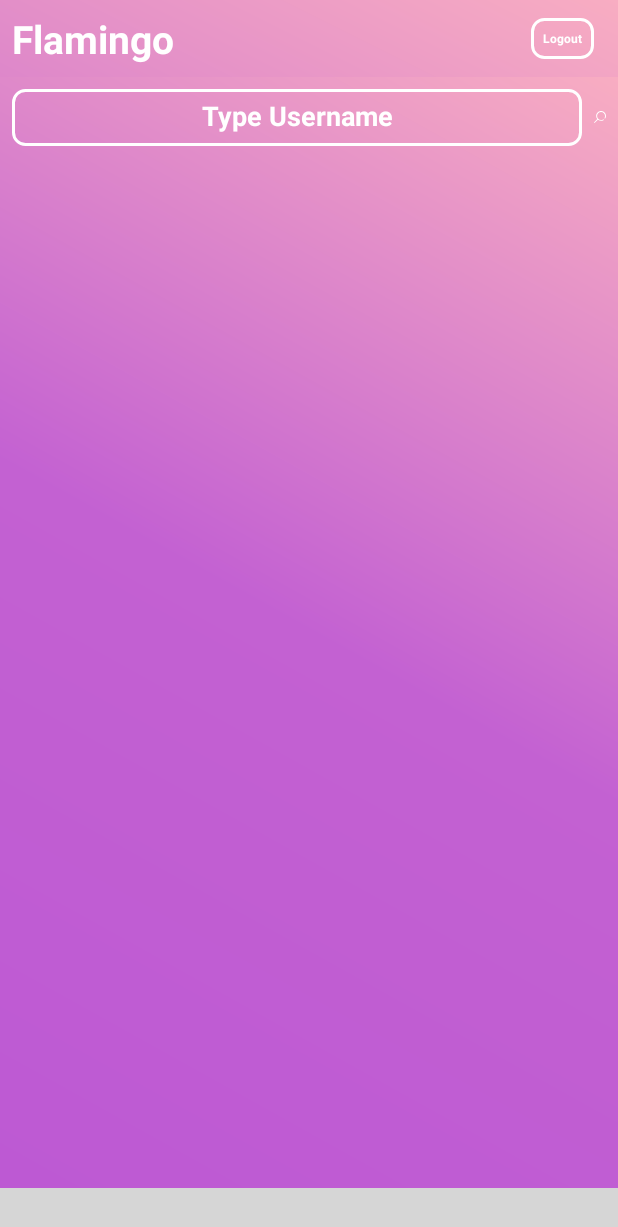
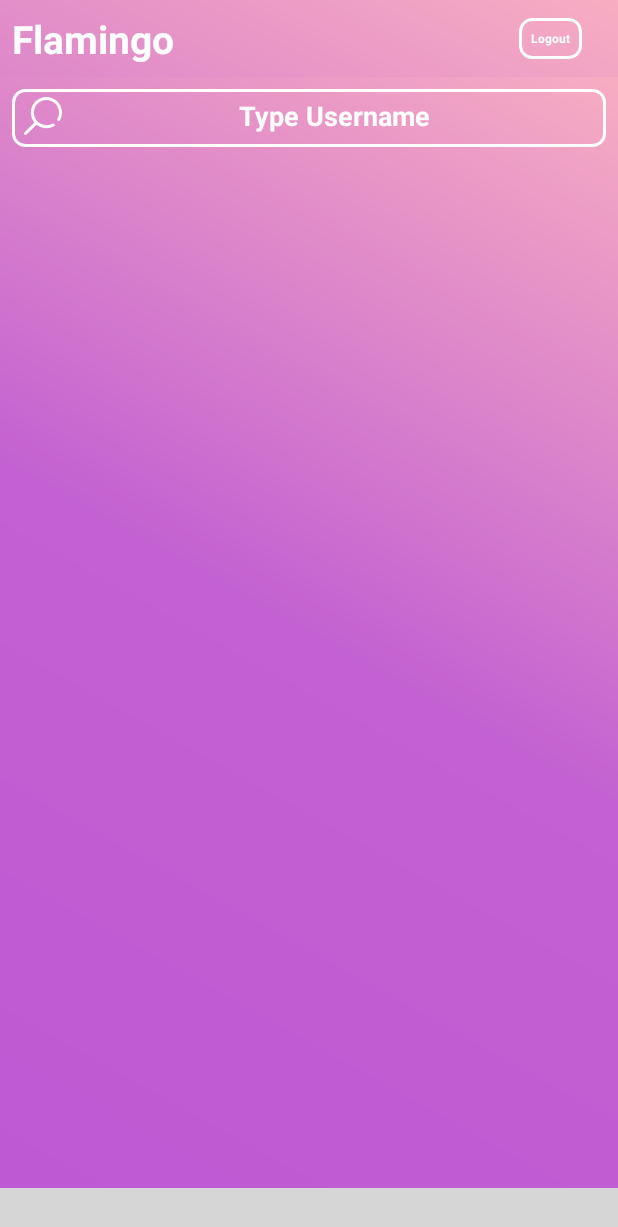
Before and after one commit to prashantrohilla/AppointmentApp, an Android app: the fragment SearchFragment placed in its activity, on a phone screen of 412 x 824 dp. Shown: the top 1227 px of the screen. Run offline under Robolectric (Android 15) with nearby library versions, the phone set to English and light mode, and no system bars; our stand-ins replace CircleImageView, Firebase (no records; nobody signed in at launch, a user with empty details on screens opened directly), Picasso; libraries missing offline, so code that uses them is left out: com.etebarian.meowbottomnavigation; plain views replace MeowBottomNavigation; Roboto replaces fonts that are not available here; 8 statements that could not run were skipped; grey boxes are pictures that could not be loaded.

Commit message:
phase 2  search fragment error solved

```diff
--- a/app/src/main/java/com/chatapp/example/flamingoapp/adapters/FollowAdapter.java
+++ b/app/src/main/java/com/chatapp/example/flamingoapp/adapters/FollowAdapter.java
@@ -37,7 +37,7 @@ import de.hdodenhof.circleimageview.CircleImageView;
 public class FollowAdapter extends RecyclerView.Adapter<FollowAdapter.ViewHolder>{
 
     Context mContext;
-    ArrayList<Users> mUsers;
+    static ArrayList<Users> mUsers;
     FirebaseUser firebaseUser;
 
 
--- a/app/src/main/java/com/chatapp/example/flamingoapp/fragments/SearchFragment.java
+++ b/app/src/main/java/com/chatapp/example/flamingoapp/fragments/SearchFragment.java
@@ -3,6 +3,7 @@ package com.chatapp.example.flamingoapp.fragments;
 import android.os.Bundle;
 
 import androidx.annotation.NonNull;
+import androidx.appcompat.widget.SearchView;
 import androidx.fragment.app.Fragment;
 import androidx.recyclerview.widget.LinearLayoutManager;
 import androidx.recyclerview.widget.RecyclerView;
@@ -35,12 +36,13 @@ import java.util.ArrayList;
 import java.util.List;
 
 
-public class SearchFragment extends Fragment {
+public class SearchFragment extends Fragment{
 
-    private FollowAdapter followAdapter;
+    static FollowAdapter followAdapter;
     ArrayList<Users> mUsers =new ArrayList<>();
     FragmentSearchBinding binding;
     FirebaseDatabase database;
+    ArrayList<Users> mUser=new ArrayList<>();
 
 
     public SearchFragment() {
@@ -52,26 +54,75 @@ public class SearchFragment extends Fragment {
                              Bundle savedInstanceState) {
         // Inflate the layout for this fragment
         binding=  FragmentSearchBinding.inflate(inflater, container, false);
-        database = FirebaseDatabase.getInstance();                                               // not giving this have given error at 2 hour
-        FollowAdapter adapter=new FollowAdapter(getContext(), mUsers);                         // setting adapter
+        database = FirebaseDatabase.getInstance();// not giving this have given error at 2 hour
+
+        Search(null);
+
+        binding.searchUser.addTextChangedListener(new TextWatcher() {   // to show typing status
+            @Override
+            public void beforeTextChanged(CharSequence charSequence, int i, int i1, int i2) {
+
+            }
+
+            @Override
+            public void onTextChanged(CharSequence charSequence, int i, int i1, int i2) {
+                  Search(charSequence.toString().toLowerCase());
+            }
+
+            @Override
+            public void afterTextChanged(Editable editable) {
+
+            }
+
+        });
+        return binding.getRoot();
+    }
+
+    public void Search(String newText) {
+        if (newText != null)
+        {
+            mUser.clear();
+            for (Users user : mUsers)
+            {
+                if (user.getUserName().contains(newText))
+                {
+                    mUser.add(user);
+                }
+            }
+
+            FollowAdapter adapter=new FollowAdapter(getContext(), mUser);                         // setting adapter
             binding.searchRecyclerView.setAdapter(adapter);// setting adapter on recycler
+            binding.searchRecyclerView.setHasFixedSize(true);
 
-        LinearLayoutManager layoutManager= new LinearLayoutManager(getContext());
-        binding.searchRecyclerView.setLayoutManager(layoutManager);
+            binding.searchRecyclerView.setLayoutManager(new LinearLayoutManager(getContext(),
+                    RecyclerView.VERTICAL,false));
+            adapter.notifyDataSetChanged();
 
+        }
+        else
+        {
             database.getReference().child("Users").addValueEventListener(new ValueEventListener() {  // getting list of users from database
                 @Override
                 public void onDataChange(@NonNull DataSnapshot snapshot) {
-                mUsers.clear();                                                                    // taking data snapshot from firebase
+                    mUser.clear();                                                                    // taking data snapshot from firebase
                     for(DataSnapshot dataSnapshot : snapshot.getChildren())
                     {
                         // to avoid slow loading
                         Users users = dataSnapshot.getValue(Users.class);
+                        assert users != null;
                         users.setUserId(dataSnapshot.getKey());                                     // getting user name on base of user id from firebase
                         if(!users.getUserId().equals(FirebaseAuth.getInstance().getUid()))  // not showing current login user
                             mUsers.add(users);
                     }
+
+                    FollowAdapter adapter=new FollowAdapter(getContext(), mUsers);                         // setting adapter
+                    binding.searchRecyclerView.setAdapter(adapter);// setting adapter on recycler
+                    binding.searchRecyclerView.setHasFixedSize(true);
+
+                    binding.searchRecyclerView.setLayoutManager(new LinearLayoutManager(getContext(),
+                            RecyclerView.VERTICAL,false));
                     adapter.notifyDataSetChanged();
+
                 }
 
                 @Override
@@ -79,40 +130,8 @@ public class SearchFragment extends Fragment {
 
                 }
             });
-
-        binding.searchButton.setOnClickListener(new View.OnClickListener() {
-            @Override
-            public void onClick(View view) {
-                String userName = binding.searchUser.getText().toString();
-                FirebaseDatabase.getInstance().getReference("Users").orderByChild("username").equalTo(userName).addListenerForSingleValueEvent(
-                        new ValueEventListener() {
-
-                            @Override
-                            public void onDataChange(DataSnapshot dataSnapshot) {
-
-                                Log.i(Constants.TAG, "dataSnapshot value = " + dataSnapshot.getValue());
-
-                                if (dataSnapshot.exists()) {
-
-                                    // User Exists
-                                    // Do your stuff here if user already exists
-                                    Toast.makeText(getContext(), "Username already exists. Please try other username.", Toast.LENGTH_SHORT).show();
-
-                                } else {
-
-                                    // User Not Yet Exists
-                                    // Do your stuff here if user not yet exists
-                                }
-                            }
-                            @Override
-                            public void onCancelled (DatabaseError databaseError){
-
-                            }
-                        });
-            }
-        });
-
-        return binding.getRoot();
         }
 
     }
+
+}
--- a/app/src/main/java/com/chatapp/example/flamingoapp/phase1/WelcomeActivity.java
+++ b/app/src/main/java/com/chatapp/example/flamingoapp/phase1/WelcomeActivity.java
@@ -50,7 +50,6 @@ public class WelcomeActivity extends AppCompatActivity {
                 progressDialog.hide();
                 intent.setFlags(Intent.FLAG_ACTIVITY_CLEAR_TASK & Intent.FLAG_ACTIVITY_NEW_TASK);
                 startActivity(intent);
-                finish();
                 Toast.makeText(WelcomeActivity.this, "Account Created Successfully", Toast.LENGTH_SHORT).show();
             }
         });
--- a/app/src/main/java/com/chatapp/example/flamingoapp/phase2/HomeActivity.java
+++ b/app/src/main/java/com/chatapp/example/flamingoapp/phase2/HomeActivity.java
@@ -38,6 +38,8 @@ public class HomeActivity extends AppCompatActivity {
 
         auth = FirebaseAuth.getInstance();
 
+
+
         binding.chatSection.setOnClickListener(new View.OnClickListener() {
             @Override
             public void onClick(View view) {
@@ -50,10 +52,11 @@ public class HomeActivity extends AppCompatActivity {
             @Override
             public void onClick(View view) {
                 auth.signOut();// user logout
+                finishAffinity();
                 Toast.makeText(HomeActivity.this, "You have been logged out.", Toast.LENGTH_SHORT).show();
                 Intent i = new Intent(HomeActivity.this,LoginActivity.class);
                 startActivity(i);
-                finish();
+
             }
         });
 
--- a/app/src/main/res/layout/activity_home.xml
+++ b/app/src/main/res/layout/activity_home.xml
@@ -55,6 +55,7 @@
             android:contentDescription="@string/search"
             android:padding="5dp"
             app:srcCompat="@drawable/messenger"
+            android:layout_marginEnd="@dimen/_5mdp"
             />
     </LinearLayout>
 
--- a/app/src/main/res/layout/fragment_search.xml
+++ b/app/src/main/res/layout/fragment_search.xml
@@ -37,14 +37,9 @@
             android:textColor="@color/white"
             android:textColorHint="@color/white"
             android:textStyle="bold"
-            tools:ignore="Autofill,RtlSymmetry" />
-
-        <ImageView
-            android:id="@+id/search_button"
-            android:layout_width="@dimen/_22mdp"
-            android:layout_height="@dimen/_22mdp"
-            android:background="@drawable/search1"
-            android:layout_marginStart="@dimen/_10mdp"/>
+            tools:ignore="Autofill,RtlSymmetry"
+            android:drawableStart="@drawable/search1"
+            android:drawablePadding="@dimen/_5mdp"/>
 
     </LinearLayout>
 
--- a/app/src/main/res/layout/sample_follow_user.xml
+++ b/app/src/main/res/layout/sample_follow_user.xml
@@ -4,7 +4,8 @@
     android:id="@+id/userdetail"
     android:layout_width="match_parent"
     android:layout_height="wrap_content"
-    android:orientation="vertical">
+    android:orientation="vertical"
+    >
 
     <RelativeLayout
         android:layout_width="match_parent"
```
Lines whose indentation alone changed are shown as unchanged.
